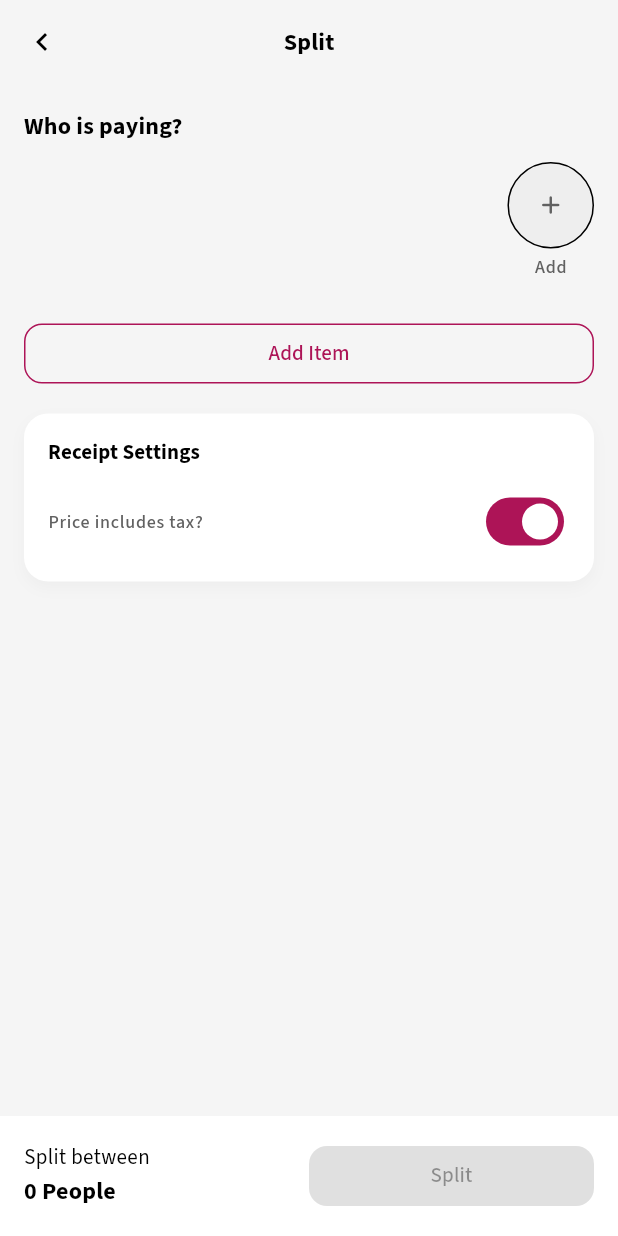
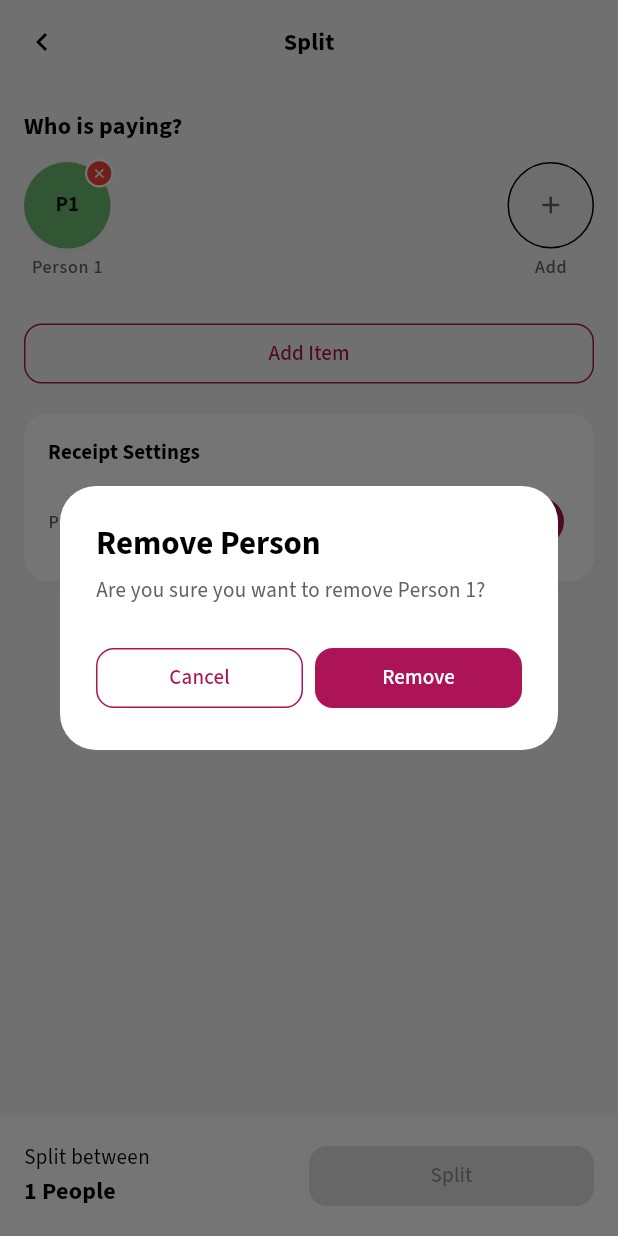
Before and after one commit to Zer0-01/numeru, a Flutter app: the SplitScreen screen opened directly, after a tap on the "add" icon, after a tap on the "close" icon, on a phone screen of 412 x 824 dp. Run offline on Flutter 3.47's test engine with Material 3 defaults, Android fonts, the phone set to English and light mode, and no system bars; our stand-ins replace adaptive_theme, auto_route, equatable, flutter_bloc, google_fonts, logger and 2 more; accounts and stored records are empty; network calls fail.

Commit message:
feat: Add a confirmation dialog when removing a person from the split.

```diff
--- a/lib/presentation/screen/split/widgets/who_is_paying_widget.dart
+++ b/lib/presentation/screen/split/widgets/who_is_paying_widget.dart
@@ -4,6 +4,9 @@
 import 'package:numeru/constant/sizes_constant.dart';
 import 'package:numeru/data/models/person_model.dart';
 import 'package:numeru/extensions/context_extension.dart';
+import 'package:numeru/presentation/common_widgets/app_dialog_widget.dart';
+import 'package:numeru/presentation/common_widgets/buttons/app_filled_button_widget.dart';
+import 'package:numeru/presentation/common_widgets/buttons/app_outlined_button_widget.dart';
 import 'package:numeru/presentation/screen/split/bloc/split_bloc.dart';
 import 'package:numeru/util/common_functions.dart';
 
@@ -192,8 +195,27 @@
                     top: -2,
                     child: GestureDetector(
                       onTap: () {
-                        context.read<SplitBloc>().add(
-                          OnRemovePeopleEvent(person.id),
+                        showDialog(
+                          context: context,
+                          builder:
+                              (dialogContext) => AppDialogWidget.alert(
+                                title: "Remove Person",
+                                subtitle:
+                                    "Are you sure you want to remove ${person.name}?",
+                                secondaryButton: AppOutlinedButtonWidget(
+                                  label: "Cancel",
+                                  onPressed: () => Navigator.pop(dialogContext),
+                                ),
+                                primaryButton: AppFilledButtonWidget(
+                                  label: "Remove",
+                                  onPressed: () {
+                                    context.read<SplitBloc>().add(
+                                      OnRemovePeopleEvent(person.id),
+                                    );
+                                    Navigator.pop(dialogContext);
+                                  },
+                                ),
+                              ),
                         );
                       },
                       child: Container(
```
